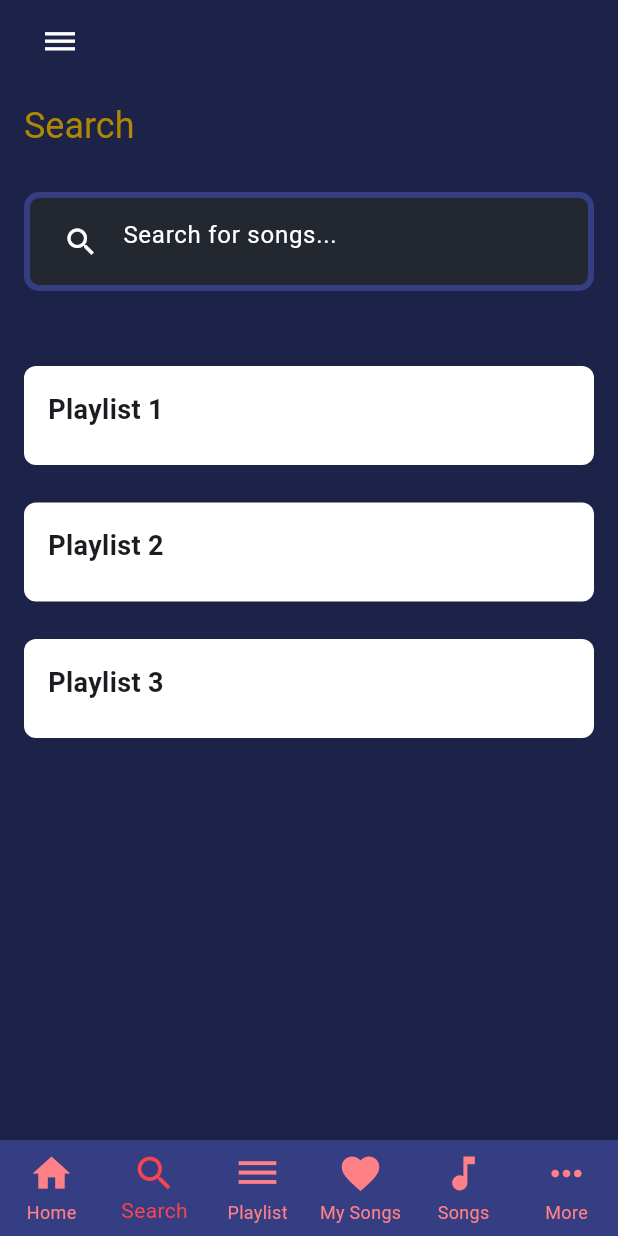
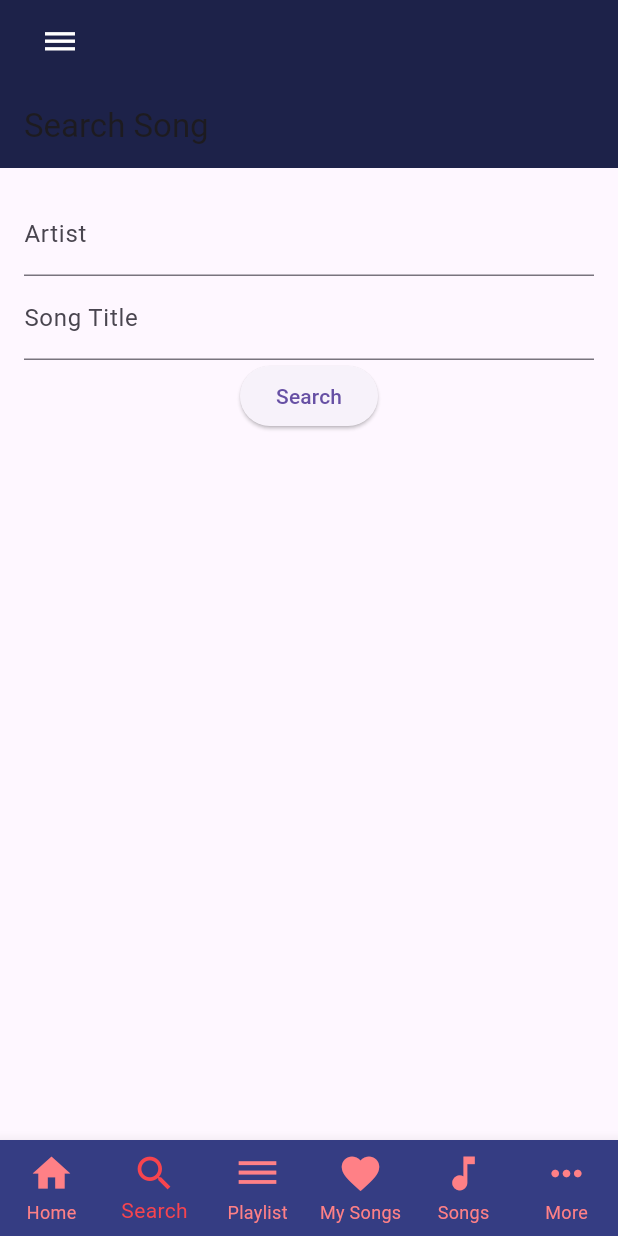
Before and after one commit to Marta-24/Firebase, a Flutter app: the screen it shows after launch, item 2 of the bottom bar chosen, on a phone screen of 412 x 824 dp. Run offline on Flutter 3.47's test engine with Material 3 defaults, Android fonts, the phone set to English and light mode, and no system bars; our stand-ins replace shared_preferences.

Commit message:
started implementing api

```diff
--- a/lib/app/music_app.dart
+++ b/lib/app/music_app.dart
@@ -15,6 +15,7 @@ class MusicApp extends StatefulWidget {
   const MusicApp({super.key});
 
   @override
+  // ignore: library_private_types_in_public_api
   _MusicAppState createState() => _MusicAppState();
 }
 
@@ -98,13 +99,14 @@ class _MusicAppState extends State<MusicApp> {
       case 1:
         return const SearchPage();
       case 2:
-        return PlaylistPage();
+        return const PlaylistPage();
       case 3:
         return const MySongPage();
       case 4:
         return const SongPage(
           title: '',
           artist: '',
+          lyrics: '',
         );
       case 5:
         return const MorePage();
--- a/lib/pages/home_page.dart
+++ b/lib/pages/home_page.dart
@@ -53,7 +53,7 @@ class HomePage extends StatelessWidget {
       MaterialPageRoute(
         builder: (context) => SongPage(
           title: music.title,
-          artist: music.artist,
+          artist: music.artist, lyrics: '',
         ),
       ),
     );
--- a/lib/pages/playlist_page.dart
+++ b/lib/pages/playlist_page.dart
@@ -1,7 +1,12 @@
+// ignore_for_file: prefer_const_constructors
+
 import 'package:flutter/material.dart';
 
 class PlaylistPage extends StatefulWidget {
+  const PlaylistPage({super.key});
+
   @override
+  // ignore: library_private_types_in_public_api
   _PlaylistPageState createState() => _PlaylistPageState();
 }
 
@@ -74,8 +79,6 @@ class _PlaylistPageState extends State<PlaylistPage> {
                           Expanded(
                             child: GestureDetector(
                               onTap: () {
-                                // Add your code here for what happens when you tap on the playlist
-                                print('Tapped on ${playlists[index]}');
                               },
                               child: Container(
                                 padding: EdgeInsets.all(16),
--- a/lib/pages/search_page.dart
+++ b/lib/pages/search_page.dart
@@ -1,61 +1,56 @@
 import 'package:flutter/material.dart';
+import '../app/lyrics_service.dart';
+import 'song_page.dart';
 
-class SearchPage extends StatelessWidget {
-  const SearchPage({Key? key}) : super(key: key);
+class SearchPage extends StatefulWidget {
+  const SearchPage({super.key});
+
+  @override
+  // ignore: library_private_types_in_public_api
+  _SearchPageState createState() => _SearchPageState();
+}
+
+class _SearchPageState extends State<SearchPage> {
+  final _artistController = TextEditingController();
+  final _songController = TextEditingController();
+  final _lyricsService = LyricsService();
+
+  void _searchSong() async {
+    final lyrics = await _lyricsService.fetchLyrics(
+      _artistController.text,
+      _songController.text,
+    );
+    // ignore: use_build_context_synchronously
+    Navigator.of(context).push(
+      MaterialPageRoute(
+        builder: (context) => SongPage(
+          artist: _artistController.text,
+          title: _songController.text,
+          lyrics: lyrics,
+        ),
+      ),
+    );
+  }
 
   @override
   Widget build(BuildContext context) {
     return Scaffold(
-      appBar: AppBar(
-        title: const Text(
-          'Search',
-          style: TextStyle(
-            fontSize: 24,
-            color: Color.fromARGB(255, 176, 137, 0),
-          ),
-        ),
-      ),
-      body: Container(
-        color: const Color.fromARGB(255, 29, 34, 73),
+      appBar: AppBar(title: const Text('Search Song')),
+      body: Padding(
         padding: const EdgeInsets.all(16.0),
         child: Column(
-          crossAxisAlignment: CrossAxisAlignment.stretch,
-          children: [
-            Container(
-              decoration: BoxDecoration(
-                color: const Color.fromARGB(255, 35, 39, 48),
-                borderRadius: BorderRadius.circular(10.0),
-                border: Border.all(
-                  color: const Color.fromARGB(255, 53, 61, 131),
-                  width: 4.0,
-                ),
-              ),
-              padding: const EdgeInsets.symmetric(horizontal: 10.0, vertical: 5.0),
-              child: TextFormField(
-                decoration: const InputDecoration(
-                  hintText: 'Search for songs...',
-                  hintStyle: TextStyle(color: Colors.white),
-                  prefixIcon: Icon(Icons.search, color: Colors.white),
-                  border: InputBorder.none,
-                ),
-              ),
+          children: <Widget>[
+            TextField(
+              controller: _artistController,
+              decoration: const InputDecoration(labelText: 'Artist'),
             ),
-
-            const SizedBox(height: 50.0),
-
-            const PlaylistContainer(
-              title: 'Playlist 1',
-              backgroundColor: Colors.white,
+            TextField(
+              controller: _songController,
+              decoration: const InputDecoration(labelText: 'Song Title'),
             ),
-            const SizedBox(height: 25.0),
-            const PlaylistContainer(
-              title: 'Playlist 2',
-              backgroundColor: Colors.white,
-            ),
-            const SizedBox(height: 25.0),
-            const PlaylistContainer(
-              title: 'Playlist 3',
-              backgroundColor: Colors.white,
+            ElevatedButton(
+              onPressed: _searchSong,
+              child: const Text('Search'),
             ),
           ],
         ),
@@ -63,38 +58,3 @@ class SearchPage extends StatelessWidget {
     );
   }
 }
-
-class PlaylistContainer extends StatelessWidget {
-  final String title;
-  final Color backgroundColor;
-
-  const PlaylistContainer({
-    Key? key,
-    required this.title,
-    required this.backgroundColor,
-  }) : super(key: key);
-
-  @override
-  Widget build(BuildContext context) {
-    return Container(
-      padding: const EdgeInsets.all(16.0),
-      decoration: BoxDecoration(
-        color: backgroundColor,
-        borderRadius: BorderRadius.circular(8.0),
-      ),
-      child: Column(
-        crossAxisAlignment: CrossAxisAlignment.start,
-        children: [
-          Text(
-            title,
-            style: const TextStyle(
-              fontWeight: FontWeight.bold,
-              fontSize: 18.0,
-            ),
-          ),
-          const SizedBox(height: 8.0),
-        ],
-      ),
-    );
-  }
-}
--- a/lib/pages/song_page.dart
+++ b/lib/pages/song_page.dart
@@ -1,15 +1,16 @@
 import 'package:flutter/material.dart';
 import 'package:shared_preferences/shared_preferences.dart';
-//import '../widgets/bottom_bar.dart';
 
 class SongPage extends StatefulWidget {
   final String title;
   final String artist;
+  final String lyrics;
 
   const SongPage({
     Key? key,
     required this.title,
     required this.artist,
+    required this.lyrics,
   }) : super(key: key);
 
   @override
@@ -100,7 +101,15 @@ class _SongPageState extends State<SongPage> {
                   const Icon(Icons.add, color: Colors.white),
                 ],
               ),
-              // ... other widgets
+              const SizedBox(height: 16.0),
+              Expanded(
+                child: SingleChildScrollView(
+                  child: Text(
+                    widget.lyrics.isEmpty ? 'Lyrics not available' : widget.lyrics,
+                    style: const TextStyle(fontSize: 16.0, color: Colors.white),
+                  ),
+                ),
+              ),
             ],
           ),
         ),
```
